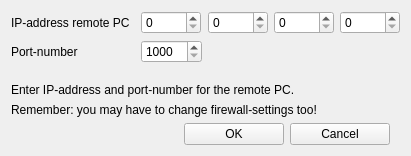
The window that ftnoir_protocol_ftn/ftnoir_ftncontrols.ui (opentrack/opentrack) describes before a commit, drawn with Qt 5.
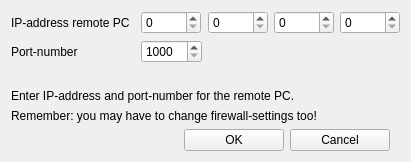
The same window after the commit. Icons and pictures are not drawn.

Diff of the .ui file:
```diff
--- a/ftnoir_protocol_ftn/ftnoir_ftncontrols.ui
+++ b/ftnoir_protocol_ftn/ftnoir_ftncontrols.ui
@@ -7,7 +7,7 @@
     <x>0</x>
     <y>0</y>
     <width>411</width>
-    <height>156</height>
+    <height>162</height>
    </rect>
   </property>
   <property name="windowTitle">
```
Left out of the diff: 5 changed lines with no effect on the pictures.
